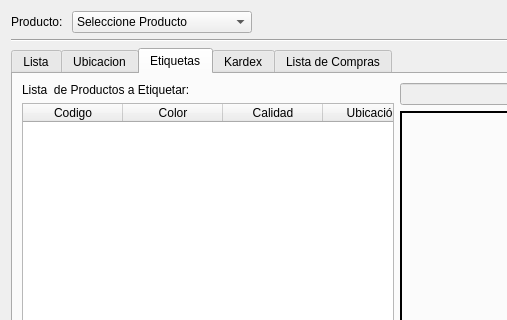
rodety/Jireh, file producto/ui_producto.ui: the form before one commit; both pictures show x 0 to 507 and y 0 to 320 of the 965 by 522 pixel window.
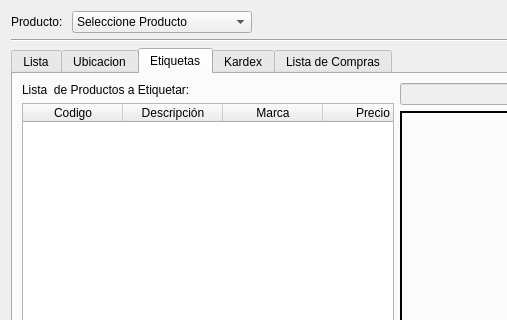
The form after the commit. The open tabs and pages were chosen to show the change. Icons and pictures are not drawn. Custom widgets are drawn as their Qt base class.

Diff of the .ui file:
```diff
--- a/producto/ui_producto.ui
+++ b/producto/ui_producto.ui
@@ -617,17 +617,12 @@
              </column>
              <column>
               <property name="text">
-               <string>Color</string>
+               <string>Descripción</string>
               </property>
              </column>
              <column>
               <property name="text">
-               <string>Calidad</string>
-              </property>
-             </column>
-             <column>
-              <property name="text">
-               <string>Ubicación</string>
+               <string>Marca</string>
               </property>
              </column>
              <column>
@@ -635,6 +630,11 @@
                <string>Precio</string>
               </property>
              </column>
+             <column>
+              <property name="text">
+               <string>Ubicación</string>
+              </property>
+             </column>
             </widget>
            </item>
            <item row="0" column="0">
```
Left out of the diff: 2 changed lines with no effect on the pictures.
